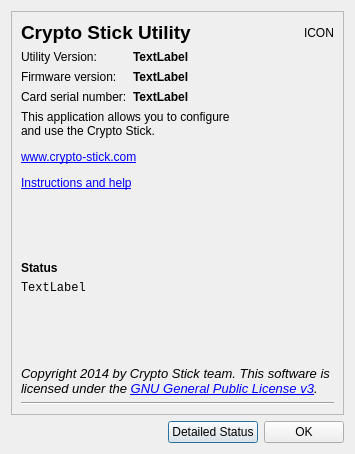
Above: aboutdialog.ui from Nitrokey/nitrokey-app before the change. Below: the same form after it.
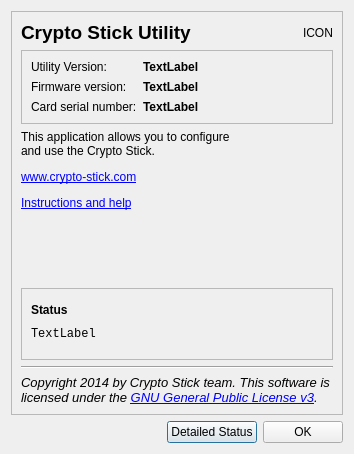
That is the form after the change. Icons and pictures are not drawn.

Commit message: resizing, scrollable, frames

Diff of the .ui file:
```diff
--- a/aboutdialog.ui
+++ b/aboutdialog.ui
@@ -6,7 +6,7 @@
    <rect>
     <x>0</x>
     <y>0</y>
-    <width>355</width>
+    <width>354</width>
     <height>454</height>
    </rect>
   </property>
@@ -26,9 +26,15 @@
   <property name="autoFillBackground">
    <bool>false</bool>
   </property>
-  <layout class="QVBoxLayout" name="verticalLayout_4">
+  <layout class="QVBoxLayout" name="verticalLayout_6">
    <item>
     <widget class="QFrame" name="frame">
+     <property name="sizePolicy">
+      <sizepolicy hsizetype="MinimumExpanding" vsizetype="MinimumExpanding">
+       <horstretch>0</horstretch>
+       <verstretch>0</verstretch>
+      </sizepolicy>
+     </property>
      <property name="frameShape">
       <enum>QFrame::StyledPanel</enum>
      </property>
@@ -75,6 +81,21 @@
        </layout>
       </item>
       <item>
+       <widget class="QFrame" name="frame_2">
+        <property name="sizePolicy">
+         <sizepolicy hsizetype="MinimumExpanding" vsizetype="MinimumExpanding">
+          <horstretch>0</horstretch>
+          <verstretch>0</verstretch>
+         </sizepolicy>
+        </property>
+        <property name="frameShape">
+         <enum>QFrame::StyledPanel</enum>
+        </property>
+        <property name="frameShadow">
+         <enum>QFrame::Raised</enum>
+        </property>
+        <layout class="QVBoxLayout" name="verticalLayout_5">
+         <item>
        <layout class="QHBoxLayout" name="horizontalLayout_2">
         <item>
          <layout class="QVBoxLayout" name="verticalLayout">
@@ -159,6 +180,9 @@
         </item>
        </layout>
       </item>
+        </layout>
+       </widget>
+      </item>
       <item>
        <layout class="QHBoxLayout" name="horizontalLayout_4">
         <item>
@@ -202,7 +226,7 @@
        </layout>
       </item>
       <item>
-       <spacer name="verticalSpacer_2">
+       <spacer name="verticalSpacer">
         <property name="orientation">
          <enum>Qt::Vertical</enum>
         </property>
@@ -214,6 +238,21 @@
         </property>
        </spacer>
       </item>
+      <item>
+       <widget class="QScrollArea" name="scrollArea">
+        <property name="widgetResizable">
+         <bool>true</bool>
+        </property>
+        <widget class="QWidget" name="scrollAreaWidgetContents">
+         <property name="geometry">
+          <rect>
+           <x>0</x>
+           <y>0</y>
+           <width>314</width>
+           <height>76</height>
+          </rect>
+         </property>
+         <layout class="QVBoxLayout" name="verticalLayout_4">
       <item>
        <widget class="QLabel" name="label">
         <property name="font">
@@ -252,18 +291,16 @@
         </property>
        </widget>
       </item>
+         </layout>
+        </widget>
+       </widget>
+      </item>
       <item>
-       <spacer name="verticalSpacer">
+       <widget class="Line" name="line">
         <property name="orientation">
-         <enum>Qt::Vertical</enum>
+         <enum>Qt::Horizontal</enum>
         </property>
-        <property name="sizeHint" stdset="0">
-         <size>
-          <width>20</width>
-          <height>40</height>
-         </size>
-        </property>
-       </spacer>
+       </widget>
       </item>
       <item>
        <widget class="QLabel" name="AboutLabel_2">
@@ -284,13 +321,6 @@
         </property>
        </widget>
       </item>
-      <item>
-       <widget class="Line" name="line">
-        <property name="orientation">
-         <enum>Qt::Horizontal</enum>
-        </property>
-       </widget>
-      </item>
      </layout>
     </widget>
    </item>
```
Lines whose indentation alone changed are shown as unchanged. The commit also changes 1 other file.
